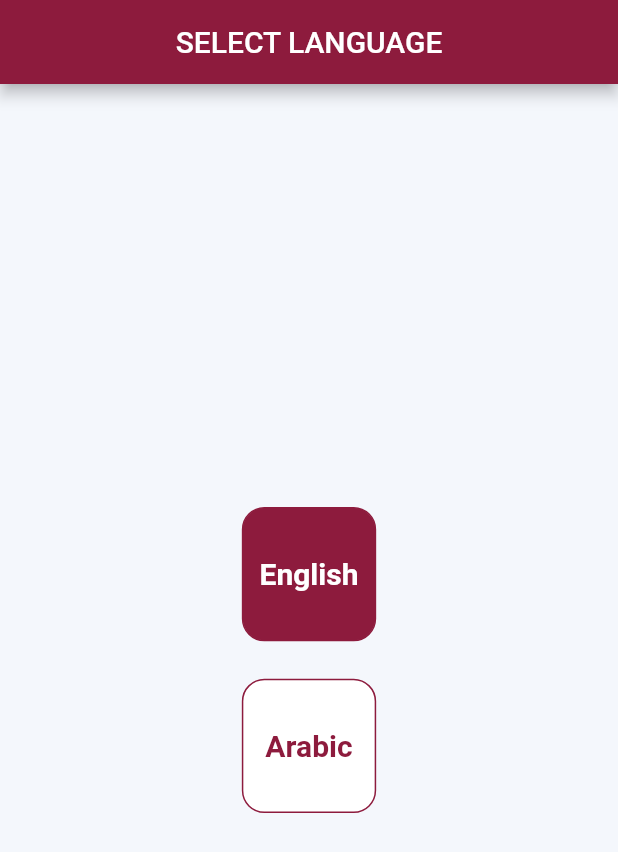
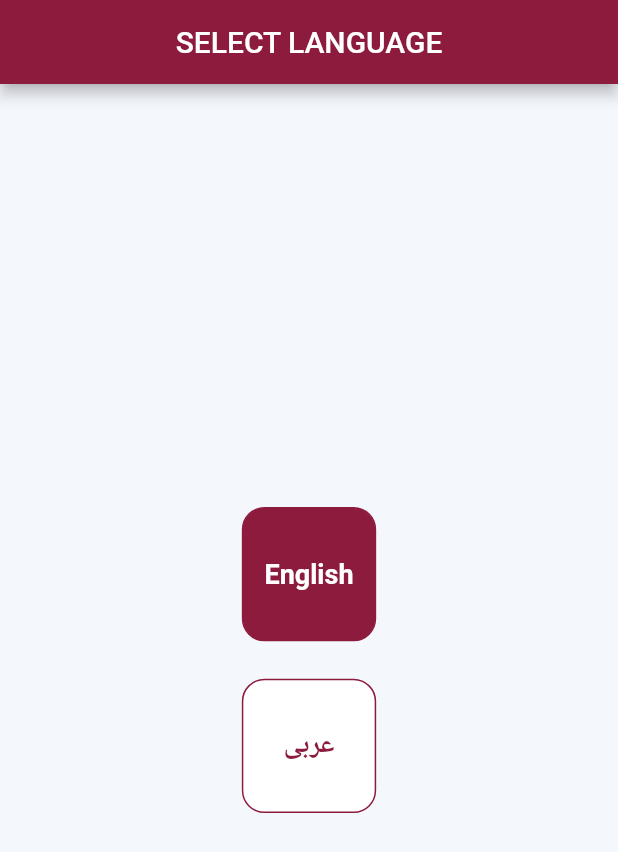
Before and after one commit to arshadm25/zeroori_customer, a Flutter app: the screen it shows after launch, on a phone screen of 412 x 824 dp. Shown: the top 852 px of the screen. Run offline on Flutter 3.47's test engine with Material 2 defaults, Android fonts, the phone set to English and light mode, and no system bars; our stand-ins replace bloc, carousel_slider, connectivity, dio, equatable, flutter_bloc and 4 more; statements that could not run were skipped.

Commit message:
font size fixes

```diff
--- a/assets/localization/en.json
+++ b/assets/localization/en.json
@@ -69,7 +69,7 @@
   "update": "Update",
   "couldntUpdateUser": "Couldn't update user",
   "userUpdatedSuccessfully": "User updated successfully",
-  "gallery": "Gallery",
+  "gallery": "GALLERY",
   "camera": "CAMERA",
   "imageSource": "Image Source",
   "whereYouWantToSelect": "Where you want to select...",
--- a/lib/pages/area_selection_page.dart
+++ b/lib/pages/area_selection_page.dart
@@ -78,7 +78,7 @@ class _AreaSelectionPageState extends State<AreaSelectionPage> {
                   style: TextStyle(
                       color: Colors.black87,
                       fontWeight: FontWeight.bold,
-                      fontSize: 20),
+                      fontSize: 18),
                 ),
               ),
               Divider(),
@@ -100,7 +100,7 @@ class _AreaSelectionPageState extends State<AreaSelectionPage> {
               Center(
                 child: SizedBox(
                   width: MediaQuery.of(context).size.width - 75,
-                  height: 60,
+                  height: 50,
                   child: RaisedButton(
                     color: ColorResources.primaryColor,
                     child: Text(
--- a/lib/pages/describe_problem_page.dart
+++ b/lib/pages/describe_problem_page.dart
@@ -83,7 +83,7 @@ class _DescribeProblemPageState extends State<DescribeProblemPage> {
                       children: <Widget>[
                         Text(
                           AppTranslations.of(context).text(StringResources.describe_your_problem),
-                          style: Theme.of(context).textTheme.headline1,
+                          style: Theme.of(context).textTheme.subtitle1,
                         ),
                         SizedBox(
                           height: 5,
@@ -115,7 +115,7 @@ class _DescribeProblemPageState extends State<DescribeProblemPage> {
             Padding(
               padding: const EdgeInsets.all(24.0),
               child: SizedBox(
-                height: 60,
+                height: 50,
                 width: MediaQuery.of(context).size.width,
                 child: RaisedButton(
                   color: ColorResources.primaryColor,
--- a/lib/pages/select_language_page.dart
+++ b/lib/pages/select_language_page.dart
@@ -9,6 +9,8 @@ import 'package:zeroori_customer/pages/sign_in_page.dart';
 import 'package:zeroori_customer/resources/color_resources.dart';
 import 'package:zeroori_customer/resources/string_resources.dart';
 import 'package:zeroori_customer/utils/app_translations.dart';
+
+import 'front_page.dart';
 
 class SelectLanguagePage extends StatefulWidget {
   final bool hasBack;
@@ -53,7 +55,7 @@ class _SelectLanguagePageState extends State<SelectLanguagePage> {
                 languageBloc.add(LanguageChanged("en"));
                 if (!widget.hasBack) {
                   Navigator.push(context,
-                      MaterialPageRoute(builder: (context) => SignInPage()));
+                      MaterialPageRoute(builder: (context) => FrontPage()));
                 } else {
                   Navigator.push(
                     context,
@@ -78,13 +80,13 @@ class _SelectLanguagePageState extends State<SelectLanguagePage> {
             SizedBox(height: 25),
             _generateLanguageItem(
               Colors.white,
-              AppTranslations.of(context).text(StringResources.ar),
+              "عربى",
               ColorResources.primaryColor,
               onLanguageChange: () {
                 languageBloc.add(LanguageChanged("ar"));
                 if (!widget.hasBack) {
                   Navigator.push(context,
-                      MaterialPageRoute(builder: (context) => SignInPage()));
+                      MaterialPageRoute(builder: (context) => FrontPage()));
                 } else {
                   Navigator.push(
                     context,
@@ -118,6 +120,7 @@ class _SelectLanguagePageState extends State<SelectLanguagePage> {
       onTap: onLanguageChange,
       child: Center(
         child: Container(
+          padding: EdgeInsets.symmetric(horizontal: 8.0),
           width: MediaQuery.of(context).size.width / 4.6,
           height: MediaQuery.of(context).size.width / 4.6,
           decoration: BoxDecoration(
@@ -126,12 +129,14 @@ class _SelectLanguagePageState extends State<SelectLanguagePage> {
             border: Border.all(color: ColorResources.primaryColor),
           ),
           child: Center(
-            child: Text(
-              language,
-              style: TextStyle(
-                color: textColor,
-                fontWeight: FontWeight.bold,
-                fontSize: 20,
+            child: FittedBox(
+              child: Text(
+                language,
+                style: TextStyle(
+                  color: textColor,
+                  fontWeight: FontWeight.bold,
+                  fontSize: 18,
+                ),
               ),
             ),
           ),
--- a/lib/pages/sign_in_page.dart
+++ b/lib/pages/sign_in_page.dart
@@ -137,8 +137,8 @@ class _SignInPageState extends State<SignInPage> {
                   height: 25,
                 ),
                 SizedBox(
-                  width: MediaQuery.of(context).size.width - 25,
-                  height: 60,
+                  width: MediaQuery.of(context).size.width - 100,
+                  height: 50,
                   child: RaisedButton(
                     color: ColorResources.primaryColor,
                     child: Text(
--- a/lib/resources/style_resources.dart
+++ b/lib/resources/style_resources.dart
@@ -31,7 +31,7 @@ class StyleResources {
   static TextStyle title(BuildContext context) {
     return Theme.of(context)
         .textTheme
-        .headline6
+        .subtitle1
         .copyWith(color: ColorResources.primaryColor);
   }
 
@@ -40,7 +40,7 @@ class StyleResources {
   }
 
   static TextStyle dialogHeader(BuildContext context) {
-    return Theme.of(context).textTheme.headline1.copyWith(
+    return Theme.of(context).textTheme.subtitle2.copyWith(
         fontWeight: FontWeight.bold, color: ColorResources.primaryColor);
   }
 
```
Also changed, not shown: lib/pages/map_selection_page.dart (+8 -6 lines), lib/pages/my_orders_page.dart (+6 -2 lines), lib/pages/sub_category_page.dart (+11 -2 lines), lib/widgets/order_item.dart (+8 -6 lines).
